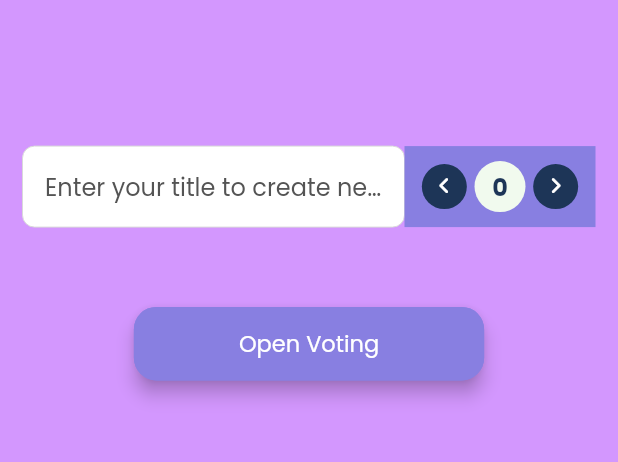
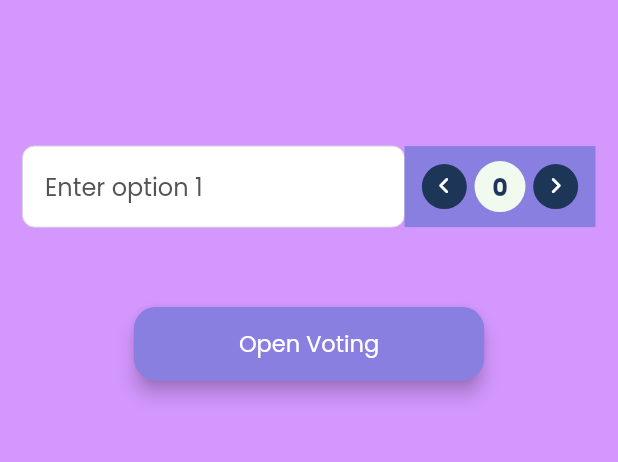
Before and after one commit to HeroesProjectTz/DecisionRoll-Flutter, a Flutter app: the DecisionPage screen opened directly with empty values, on a phone screen of 412 x 824 dp, the part 84-546 px from its top. Run offline on Flutter 3.47's test engine with Material 2 defaults, Android fonts, the phone set to English and light mode, and no system bars; our stand-ins replace cloud_firestore, firebase_auth, firebase_core, flutter_riverpod, font_awesome_flutter, go_router and 4 more; missing offline and left inert: flutter_facebook_auth; accounts and stored records are empty.

Commit message:
DecisionPage

```diff
--- a/lib/screens/decisions/decision_page.dart
+++ b/lib/screens/decisions/decision_page.dart
@@ -51,7 +51,7 @@ class DecisionPage extends ConsumerWidget {
                         contentPadding: EdgeInsets.all(15),
                         fillColor: Colors.white,
                         filled: true,
-                        hintText: "Enter your title to create new roll",
+                        hintText: "Enter option 1",
                         hintStyle: TextStyle(
                           color: Color(0xff545454),
                         ),
```
